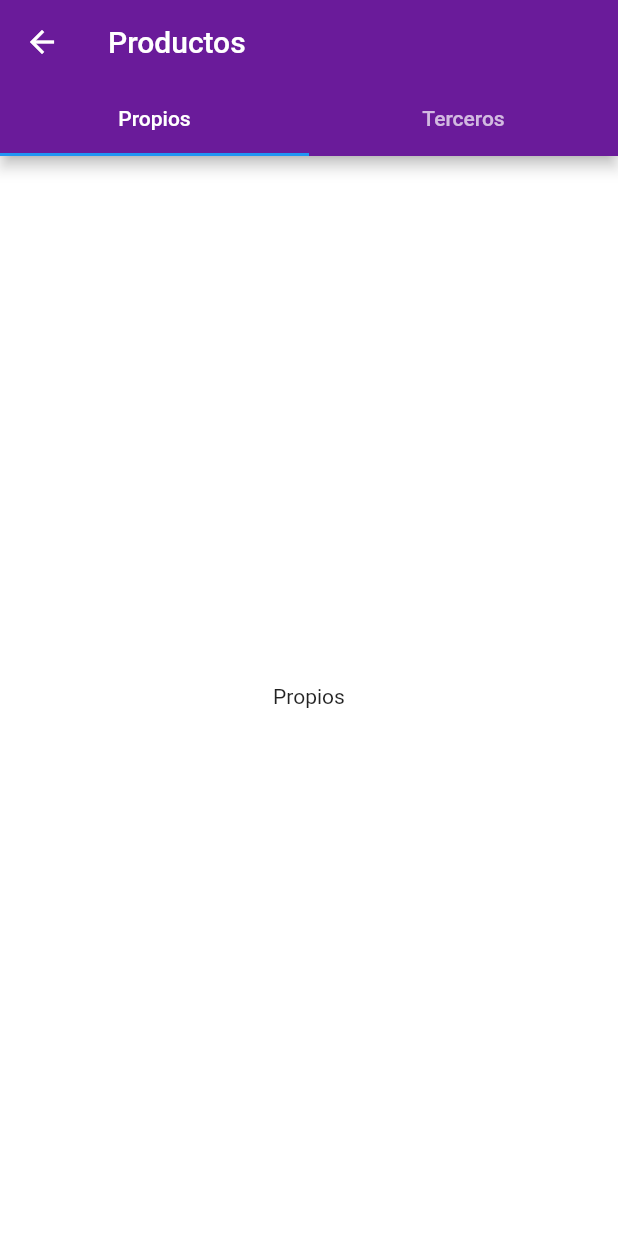
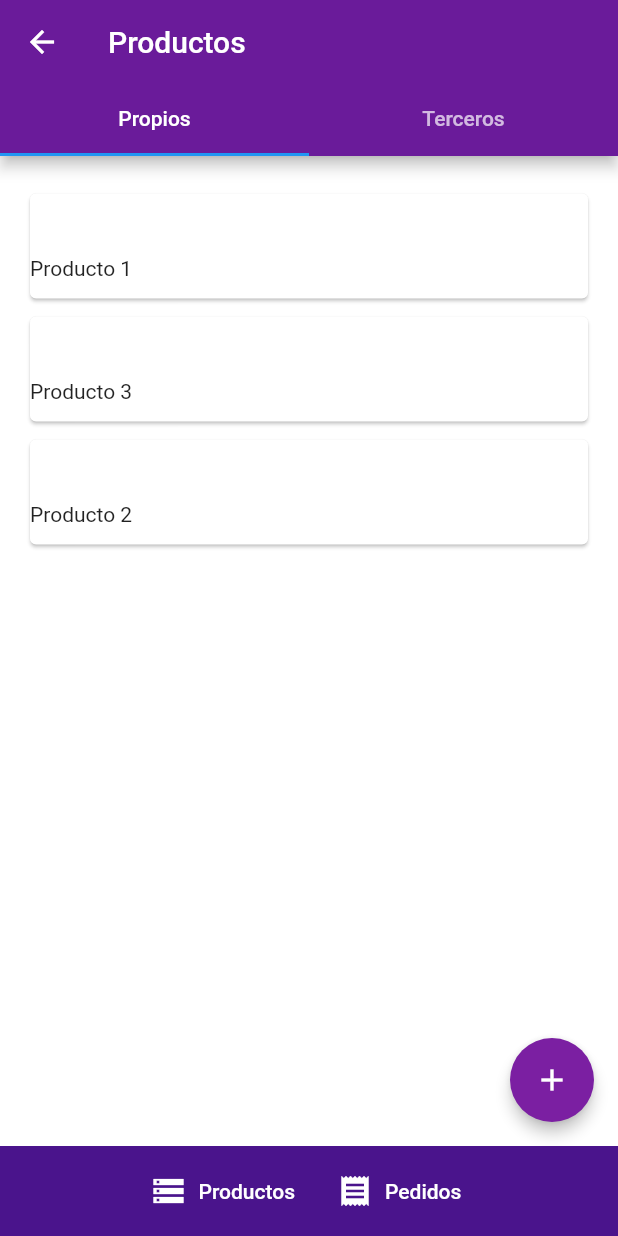
Before and after one commit to omarorlandini123/e-commerce, a Flutter app: the ProductosPage screen opened by its route, on a phone screen of 412 x 824 dp. Run offline on Flutter 3.47's test engine with Material 2 defaults, Android fonts, the phone set to English and light mode, and no system bars.

Commit message:
floating button

```diff
--- a/lib/pages/productos_page.dart
+++ b/lib/pages/productos_page.dart
@@ -6,43 +6,138 @@ class ProductosPage extends StatefulWidget {
   _ProductosPageState createState() => _ProductosPageState();
 }
 
-class _ProductosPageState extends State<ProductosPage>  with SingleTickerProviderStateMixin {
-  final List<Tab> myTabs = <Tab>[
-    new Tab(text: 'Propios'),
-    new Tab(text: 'Terceros'),
-  ];
+class TabProductos {
+  Tab tab;
+  Widget elemento;
+  TabProductos(this.tab, this.elemento);
+}
+
+class ListTabProductos {
+  List<TabProductos> productos;
+  List<Tab> tabs;
+  List<Widget> elementos;
+
+  ListTabProductos() {
+    productos = new List<TabProductos>();
+    tabs = new List<Tab>();
+    elementos = new List<Widget>();
+  }
+
+  void addProducto(Tab tab, Widget elemento) {
+    productos.add(new TabProductos(tab, elemento));
+    tabs.add(tab);
+    elementos.add(elemento);
+  }
+
+  List<Tab> getTabs() {
+    return tabs;
+  }
+
+  List<Widget> getElementos() {
+    return elementos;
+  }
+}
+
+class _ProductosPageState extends State<ProductosPage>
+    with TickerProviderStateMixin {
+  ListTabProductos lista;
   TabController _tabController;
 
   @override
   void initState() {
     super.initState();
-    _tabController = new TabController(vsync: this, length: myTabs.length);
+    tabController = new TabController(length: 3, vsync: this);
+    lista = new ListTabProductos();
+    lista.addProducto(
+      new Tab(text: 'Propios'),
+      new Container(
+        margin: EdgeInsets.only(top: 25.0, bottom: 25.0),
+        child: new ListView(
+          children: <Widget>[
+            new Card(
+              child: Text(
+                'Producto 1',
+                style: TextStyle(height: 5.0),
+              ),
+              margin: EdgeInsets.only(right: 20.0, left: 20.0),
+            ),
+            SizedBox(
+              height: 12.0,
+            ),
+            new Card(
+              child: Text(
+                'Producto 3',
+                style: TextStyle(height: 5.0),
+              ),
+              margin: EdgeInsets.only(right: 20.0, left: 20.0),
+            ),
+            SizedBox(
+              height: 12.0,
+            ),
+            new Card(
+              child: Text(
+                'Producto 2',
+                style: TextStyle(height: 5.0),
+              ),
+              margin: EdgeInsets.only(right: 20.0, left: 20.0),
+            )
+          ],
+        ),
+      ),
+    );
+    lista.addProducto(new Tab(text: 'Terceros'), new Container());
+
+    _tabController =
+        new TabController(vsync: this, length: lista.getTabs().length);
   }
 
   @override
   void dispose() {
     _tabController.dispose();
     super.dispose();
+    tabController.dispose();
   }
+
+  TabController tabController;
 
   @override
   Widget build(BuildContext context) {
     return Scaffold(
-      backgroundColor: Colors.white,
-      appBar: AppBar(
-        bottom: TabBar(
-          controller: _tabController,
-          tabs: myTabs
+        backgroundColor: Colors.white,
+        appBar: AppBar(
+          bottom: TabBar(controller: _tabController, tabs: lista.getTabs()),
+          title: Text('Productos'),
         ),
-        title: Text('Productos'),
-
-      ),
-      body: new TabBarView(
-        controller: _tabController,
-        children: myTabs.map((Tab tab) {
-          return new Center(child: new Text(tab.text));
-        }).toList(),
-      ),
-    );
+        body: new TabBarView(
+            controller: _tabController, children: lista.getElementos()),
+        floatingActionButton: FloatingActionButton(
+            elevation: 4.0,
+            child: new Icon(Icons.add),
+            backgroundColor: Colors.purple[700],
+            onPressed: () {}),
+        bottomNavigationBar: new Material(
+          color: Colors.purple[900],
+          child: new Container(
+              height: 60.0,
+              alignment: Alignment.center,
+              child: Row(
+                mainAxisAlignment: MainAxisAlignment.center,
+                crossAxisAlignment: CrossAxisAlignment.center,
+                children: <Widget>[
+                  FlatButton.icon(
+                    textColor: Colors.white,
+                    icon: Icon(Icons.storage),
+                    label: Text('Productos'),
+                    onPressed: () {},
+                  ),
+                  FlatButton.icon(
+                    textColor: Colors.white,
+                    icon: Icon(Icons.receipt),
+                    label: Text('Pedidos'),
+                    onPressed: () {},
+                  )
+                ],
+              )),
+        ));
   }
 }
```
